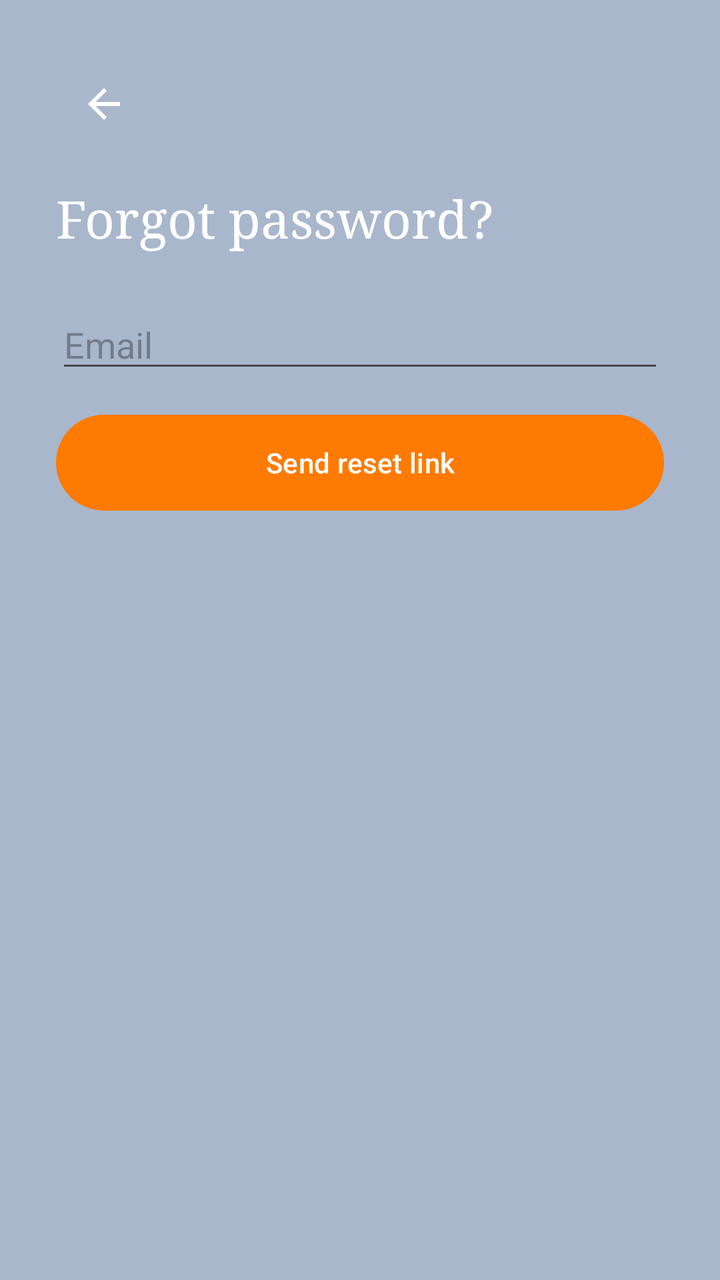
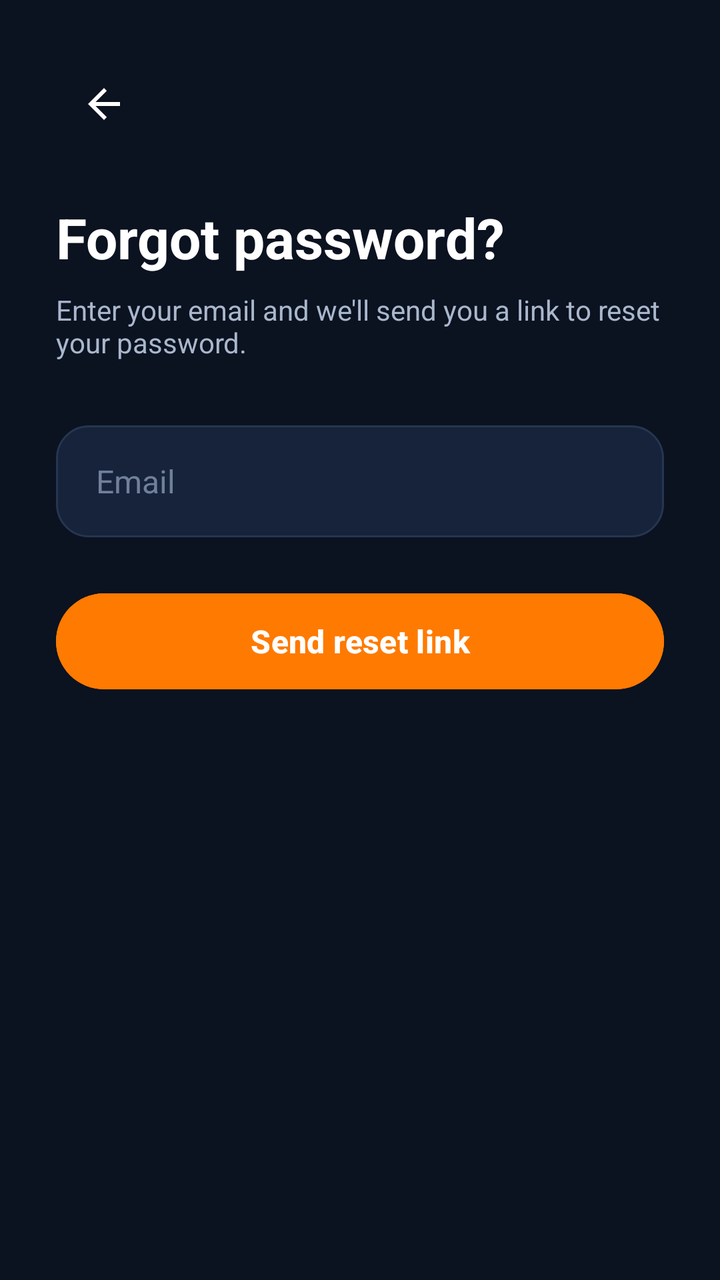

The first picture is an Android layout as it rendered before a commit; the second is the same layout after the commit. The layout source and the unified diff follow.
<!-- AndroidManifest.xml: application theme Theme.Streakly -->
<!-- res/layout/activity_forgot.xml -->
<?xml version="1.0" encoding="utf-8"?>
<FrameLayout xmlns:android="http://schemas.android.com/apk/res/android"
    android:layout_width="match_parent" android:layout_height="match_parent"
    android:background="@color/sand_050">

    <LinearLayout android:id="@+id/layoutForm"
        android:layout_width="match_parent" android:layout_height="match_parent"
        android:orientation="vertical" android:padding="28dp">

        <ImageView android:id="@+id/btnBack"
            android:layout_width="48dp" android:layout_height="48dp"
            android:src="@drawable/ic_back" android:padding="12dp"
            android:background="?attr/selectableItemBackgroundBorderless" />

        <TextView android:layout_width="wrap_content" android:layout_height="wrap_content"
            android:text="@string/forgot_password" android:textSize="26sp"
            android:textColor="@color/text_primary" android:fontFamily="serif"
            android:layout_marginTop="16dp" />

        <EditText android:id="@+id/etEmail"
            android:layout_width="match_parent" android:layout_height="wrap_content"
            android:hint="@string/email_hint" android:inputType="textEmailAddress"
            android:layout_marginTop="24dp" />

        <Button android:id="@+id/btnReset"
            android:layout_width="match_parent" android:layout_height="wrap_content"
            android:layout_marginTop="16dp" android:text="@string/reset_link"
            android:background="@drawable/bg_button_flame"
            android:textColor="@color/text_on_flame" android:textAllCaps="false" />
    </LinearLayout>

    <LinearLayout android:id="@+id/layoutSuccess"
        android:layout_width="match_parent" android:layout_height="match_parent"
        android:orientation="vertical" android:gravity="center" android:padding="32dp"
        android:visibility="gone">

        <ImageView android:layout_width="80dp" android:layout_height="80dp"
            android:src="@drawable/ic_flame_logo" />

        <TextView android:layout_width="wrap_content" android:layout_height="wrap_content"
            android:text="@string/check_email" android:textSize="26sp"
            android:textColor="@color/text_primary" android:fontFamily="serif"
            android:layout_marginTop="16dp" />

        <TextView android:layout_width="match_parent" android:layout_height="wrap_content"
            android:text="@string/check_email_msg" android:textColor="@color/text_secondary"
            android:textSize="15sp" android:gravity="center" android:layout_marginTop="8dp" />
    </LinearLayout>
</FrameLayout>
<!-- resources referenced by this layout -->
<resources>
  <color name="sand_050">#A9B7CC</color>
  <color name="text_on_flame">#FFFFFF</color>
  <color name="text_primary">#FFFFFF</color>
  <color name="text_secondary">#A9B7CC</color>
  <!-- drawable bg_button_flame (drawable) -->
  <?xml version="1.0" encoding="utf-8"?>
  <shape xmlns:android="http://schemas.android.com/apk/res/android" android:shape="rectangle">
      <solid android:color="@color/flame_500" />
      <corners android:radius="999dp" />
  </shape>
  <!-- drawable ic_back (drawable) -->
  <?xml version="1.0" encoding="utf-8"?>
  <vector xmlns:android="http://schemas.android.com/apk/res/android"
      android:width="24dp"
      android:height="24dp"
      android:viewportWidth="24"
      android:viewportHeight="24">
      <path
          android:fillColor="@color/text_primary"
          android:pathData="M20,11 L7.8,11 L13.4,5.4 L12,4 L4,12 L12,20 L13.4,18.6 L7.8,13 L20,13 Z" />
  </vector>
  <string name="check_email">Check your email</string>
  <string name="check_email_msg">We sent password reset instructions to your inbox.</string>
  <string name="email_hint">Email</string>
  <string name="forgot_password">Forgot password?</string>
  <string name="reset_link">Send reset link</string>
  <style name="Theme.Streakly" parent="Base.Theme.Streakly" />
  <color name="flame_500">#FF7A00</color>
  <color name="streakly_orange_light">#FF9F1C</color>
  <style name="Base.Theme.Streakly" parent="Theme.Material3.DayNight.NoActionBar">
          
          <item name="colorPrimary">@color/primary</item>
          <item name="colorOnPrimary">@color/white</item>
          <item name="colorPrimaryContainer">@color/primary_light</item>
          <item name="colorOnPrimaryContainer">@color/background_primary</item>
  
          <item name="colorSecondary">@color/accent</item>
          <item name="colorOnSecondary">@color/white</item>
  
          <item name="colorSurface">@color/surface_card</item>
          <item name="colorOnSurface">@color/text_primary</item>
          <item name="colorSurfaceVariant">@color/background_secondary</item>
          <item name="colorOnSurfaceVariant">@color/text_secondary</item>
  
          <item name="android:windowBackground">@color/background_primary</item>
          <item name="android:statusBarColor">@color/background_primary</item>
          <item name="android:navigationBarColor">@color/background_secondary</item>
  
          
          <item name="textAppearanceTitleLarge">@style/TextAppearance.Streakly.Title</item>
      </style>
  <color name="primary">#FF7A00</color>
  <color name="white">#FFFFFF</color>
  <color name="primary_light">#FF9F1C</color>
  <color name="background_primary">#0B1220</color>
  <color name="accent">#20C7B7</color>
  <color name="surface_card">#16233A</color>
  <color name="background_secondary">#111B2E</color>
  <style name="TextAppearance.Streakly.Title" parent="TextAppearance.Material3.TitleLarge">
          <item name="android:textColor">@color/text_primary</item>
          <item name="android:textStyle">bold</item>
      </style>
  <!-- unchanged entries left out for length: 1 -->
</resources>

<!-- the commit's change to res/layout/activity_forgot.xml (unified diff, before → after) -->
@@ -1,49 +1,106 @@
 <?xml version="1.0" encoding="utf-8"?>
 <FrameLayout xmlns:android="http://schemas.android.com/apk/res/android"
-    android:layout_width="match_parent" android:layout_height="match_parent"
-    android:background="@color/sand_050">
+    android:layout_width="match_parent"
+    android:layout_height="match_parent"
+    android:background="@color/background_primary">
 
-    <LinearLayout android:id="@+id/layoutForm"
-        android:layout_width="match_parent" android:layout_height="match_parent"
-        android:orientation="vertical" android:padding="28dp">
+    <LinearLayout
+        android:id="@+id/layoutForm"
+        android:layout_width="match_parent"
+        android:layout_height="match_parent"
+        android:orientation="vertical"
+        android:padding="28dp">
 
-        <ImageView android:id="@+id/btnBack"
-            android:layout_width="48dp" android:layout_height="48dp"
-            android:src="@drawable/ic_back" android:padding="12dp"
-            android:background="?attr/selectableItemBackgroundBorderless" />
+        <ImageView
+            android:id="@+id/btnBack"
+            android:layout_width="48dp"
+            android:layout_height="48dp"
+            android:background="?attr/selectableItemBackgroundBorderless"
+            android:padding="12dp"
+            android:src="@drawable/ic_back" />
 
-        <TextView android:layout_width="wrap_content" android:layout_height="wrap_content"
-            android:text="@string/forgot_password" android:textSize="26sp"
-            android:textColor="@color/text_primary" android:fontFamily="serif"
-            android:layout_marginTop="16dp" />
+        <TextView
+            android:layout_width="wrap_content"
+            android:layout_height="wrap_content"
+            android:layout_marginTop="24dp"
+            android:text="@string/forgot_password"
+            android:textColor="@color/text_primary"
+            android:textSize="28sp"
+            android:textStyle="bold" />
 
-        <EditText android:id="@+id/etEmail"
-            android:layout_width="match_parent" android:layout_height="wrap_content"
-            android:hint="@string/email_hint" android:inputType="textEmailAddress"
-            android:layout_marginTop="24dp" />
+        <TextView
+            android:layout_width="wrap_content"
+            android:layout_height="wrap_content"
+            android:layout_marginTop="8dp"
+            android:text="Enter your email and we'll send you a link to reset your password."
+            android:textColor="@color/text_secondary"
+            android:textSize="14sp" />
 
-        <Button android:id="@+id/btnReset"
-            android:layout_width="match_parent" android:layout_height="wrap_content"
-            android:layout_marginTop="16dp" android:text="@string/reset_link"
-            android:background="@drawable/bg_button_flame"
-            android:textColor="@color/text_on_flame" android:textAllCaps="false" />
+        <EditText
+            android:id="@+id/etEmail"
+            android:layout_width="match_parent"
+            android:layout_height="56dp"
+            android:layout_marginTop="32dp"
+            android:background="@drawable/bg_input"
+            android:hint="@string/email_hint"
+            android:inputType="textEmailAddress"
+            android:paddingHorizontal="20dp"
+            android:textColor="@color/text_primary"
+            android:textColorHint="@color/text_muted"
+            android:textSize="16sp" />
+
+        <Button
+            android:id="@+id/btnReset"
+            android:layout_width="match_parent"
+            android:layout_height="56dp"
+            android:layout_marginTop="24dp"
+            android:backgroundTint="@color/primary"
+            android:text="@string/reset_link"
+            android:textAllCaps="false"
+            android:textColor="@color/text_white"
+            android:textSize="16sp"
+            android:textStyle="bold" />
     </LinearLayout>
 
-    <LinearLayout android:id="@+id/layoutSuccess"
-        android:layout_width="match_parent" android:layout_height="match_parent"
-        android:orientation="vertical" android:gravity="center" android:padding="32dp"
+    <LinearLayout
+        android:id="@+id/layoutSuccess"
+        android:layout_width="match_parent"
+        android:layout_height="match_parent"
+        android:gravity="center"
+        android:orientation="vertical"
+        android:padding="32dp"
         android:visibility="gone">
 
-        <ImageView android:layout_width="80dp" android:layout_height="80dp"
+        <ImageView
+            android:layout_width="96dp"
+            android:layout_height="96dp"
             android:src="@drawable/ic_flame_logo" />
 
-        <TextView android:layout_width="wrap_content" android:layout_height="wrap_content"
-            android:text="@string/check_email" android:textSize="26sp"
-            android:textColor="@color/text_primary" android:fontFamily="serif"
-            android:layout_marginTop="16dp" />
+        <TextView
+            android:layout_width="wrap_content"
+            android:layout_height="wrap_content"
+            android:layout_marginTop="24dp"
+            android:text="@string/check_email"
+            android:textColor="@color/text_primary"
+            android:textSize="28sp"
+            android:textStyle="bold" />
 
-        <TextView android:layout_width="match_parent" android:layout_height="wrap_content"
-            android:text="@string/check_email_msg" android:textColor="@color/text_secondary"
-            android:textSize="15sp" android:gravity="center" android:layout_marginTop="8dp" />
+        <TextView
+            android:layout_width="match_parent"
+            android:layout_height="wrap_content"
+            android:layout_marginTop="12dp"
+            android:gravity="center"
+            android:text="@string/check_email_msg"
+            android:textColor="@color/text_secondary"
+            android:textSize="16sp" />
+
+        <Button
+            android:id="@+id/btnBackToLogin"
+            android:layout_width="wrap_content"
+            android:layout_height="wrap_content"
+            android:layout_marginTop="32dp"
+            android:text="Back to Login"
+            style="@style/Widget.Material3.Button.TextButton"
+            android:textColor="@color/primary" />
     </LinearLayout>
 </FrameLayout>
<!-- resource entries referenced after the edit -->
@@ -1,15 +1,26 @@
 <!-- resources referenced by this layout -->
 <resources>
-  <color name="sand_050">#A9B7CC</color>
-  <color name="text_on_flame">#FFFFFF</color>
   <color name="text_primary">#FFFFFF</color>
   <color name="text_secondary">#A9B7CC</color>
-  <!-- drawable bg_button_flame (drawable) -->
+  <color name="text_white">#FFFFFF</color>
+  <!-- drawable bg_input (drawable) -->
   <?xml version="1.0" encoding="utf-8"?>
-  <shape xmlns:android="http://schemas.android.com/apk/res/android" android:shape="rectangle">
-      <solid android:color="@color/flame_500" />
-      <corners android:radius="999dp" />
-  </shape>
+  <selector xmlns:android="http://schemas.android.com/apk/res/android">
+      <item android:state_focused="true">
+          <shape android:shape="rectangle">
+              <solid android:color="@color/surface_card" />
+              <stroke android:width="2dp" android:color="@color/primary" />
+              <corners android:radius="16dp" />
+          </shape>
+      </item>
+      <item>
+          <shape android:shape="rectangle">
+              <solid android:color="@color/surface_card" />
+              <stroke android:width="1dp" android:color="@color/divider" />
+              <corners android:radius="16dp" />
+          </shape>
+      </item>
+  </selector>
   <!-- drawable ic_back (drawable) -->
   <?xml version="1.0" encoding="utf-8"?>
   <vector xmlns:android="http://schemas.android.com/apk/res/android"
@@ -49,19 +60,31 @@
           <item name="android:navigationBarColor">@color/background_secondary</item>
   
           
+          <item name="bottomNavigationStyle">@style/Widget.Streakly.BottomNavigationView</item>
+  
+          
           <item name="textAppearanceTitleLarge">@style/TextAppearance.Streakly.Title</item>
       </style>
   <color name="primary">#FF7A00</color>
+  <color name="text_muted">#71809A</color>
   <color name="white">#FFFFFF</color>
   <color name="primary_light">#FF9F1C</color>
   <color name="background_primary">#0B1220</color>
   <color name="accent">#20C7B7</color>
   <color name="surface_card">#16233A</color>
+  <color name="divider">#263650</color>
   <color name="background_secondary">#111B2E</color>
+  <style name="Widget.Streakly.BottomNavigationView" parent="Widget.Material3.BottomNavigationView">
+          <item name="backgroundTint">@color/background_secondary</item>
+          <item name="itemIconTint">@color/selector_nav_items</item>
+          <item name="itemTextColor">@color/selector_nav_items</item>
+          <item name="itemRippleColor">@color/transparent</item>
+      </style>
   <style name="TextAppearance.Streakly.Title" parent="TextAppearance.Material3.TitleLarge">
           <item name="android:textColor">@color/text_primary</item>
           <item name="android:textStyle">bold</item>
       </style>
+  <color name="transparent">#00000000</color>
   <!-- unchanged entries left out for length: 1 -->
 </resources>
 
